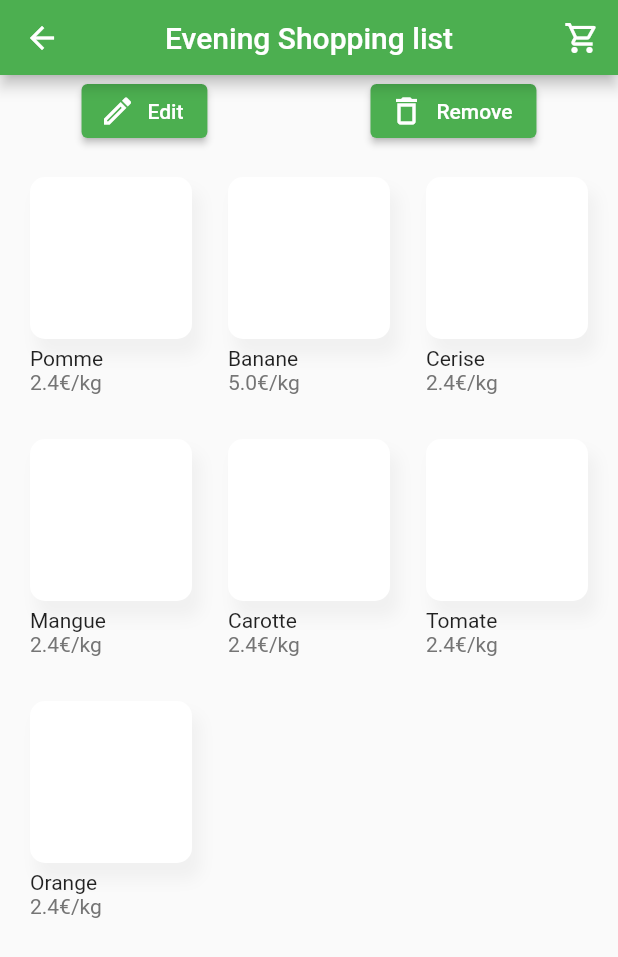
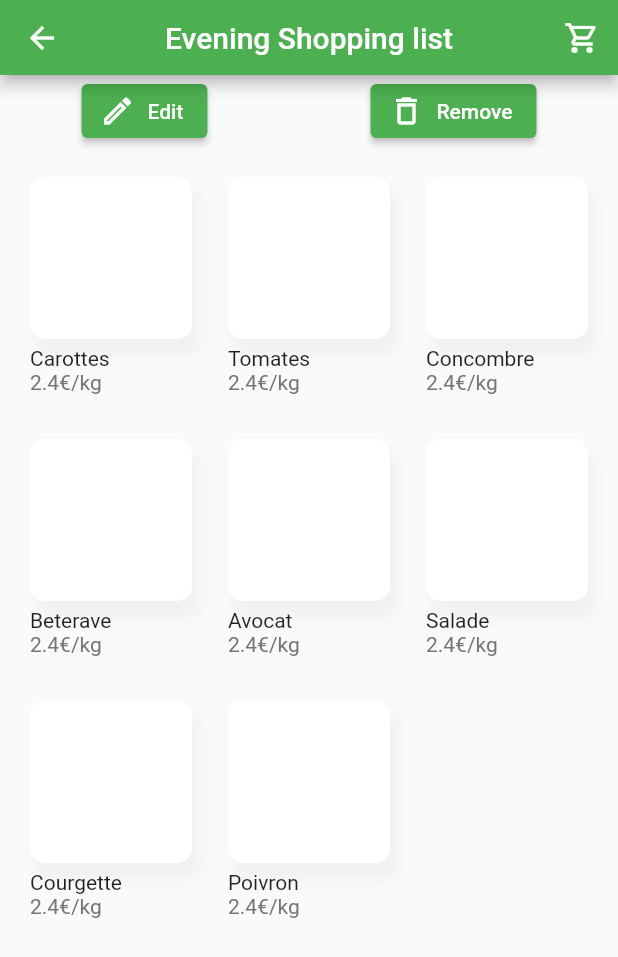
Before and after one commit to antoinebarbier022/app-marche-en-ligne, a Flutter app: the screen it shows after launch, after a tap on an icon or button, on a phone screen of 412 x 824 dp. Shown: the top 957 px of the screen. Run offline on Flutter 3.47's test engine with Material 2 defaults, Android fonts, the phone set to English and light mode, and no system bars; drawn by our look-alikes of badges; our stand-ins replace bloc, firebase_core, flutter_bloc; accounts and stored records are empty.

Commit message:
Ajout de l'affichage des produits des shopping list

```diff
--- a/lib/buisness_logic/bloc/shopping_list_bloc.dart
+++ b/lib/buisness_logic/bloc/shopping_list_bloc.dart
@@ -13,8 +13,8 @@ class ShoppingListBloc extends Bloc<ShoppingListEvent, ShoppingListState> {
   ShoppingListBloc()
       : super(ShoppingListLoadSuccess([
           ShoppingList("Evening Shopping list", [
-            Product("Carotte", 2.4, "Vegetables", "France"),
-            Product("Tomate", 2.4, "Vegetables", "France"),
+            Product("Carottes", 2.4, "Vegetables", "France"),
+            Product("Tomates", 2.4, "Vegetables", "France"),
             Product("Concombre", 2.4, "Vegetables", "Espagne"),
             Product("Beterave", 2.4, "Vegetables", "Espagne"),
             Product("Avocat", 2.4, "Vegetables", "France"),
--- a/lib/view/pages/shoppingList/shopping_list_details_page.dart
+++ b/lib/view/pages/shoppingList/shopping_list_details_page.dart
@@ -1,25 +1,16 @@
 part of '../_pages.dart';
 
 class ShoppingListDetailsPage extends StatelessWidget {
-  ShoppingListDetailsPage({Key? key, required this.title}) : super(key: key);
+  const ShoppingListDetailsPage({Key? key, required this.shoppingList})
+      : super(key: key);
 
-  final String title;
-
-  var list = [
-    Product("Pomme", 2.4, "Popular", "test"),
-    Product("Banane", 5,  "Popular", "test"),
-    Product("Cerise", 2.4,  "Popular", "test"),
-    Product("Mangue", 2.4,  "Popular", "test"),
-    Product("Carotte", 2.4,  "Vegetables", "test"),
-    Product("Tomate", 2.4,  "Vegetables", "test"),
-    Product("Orange", 2.4,  "Popular", "test")
-  ];
+  final ShoppingList shoppingList;
 
   @override
   Widget build(BuildContext context) {
     return Scaffold(
         appBar: AppBarCustom(
-          title: title,
+          title: shoppingList.name,
         ),
         body: SingleChildScrollView(
           child: Column(
@@ -30,29 +21,37 @@ class ShoppingListDetailsPage extends StatelessWidget {
                   ElevatedButton.icon(
                     icon: const Icon(Icons.mode_edit_outline_outlined),
                     label: const Text("Edit"),
-                    onPressed: (){},
+                    onPressed: () {},
                   ),
                   ElevatedButton.icon(
                     icon: const Icon(Icons.delete_outline),
                     label: const Text("Remove"),
-                    onPressed: (){},
+                    onPressed: () {},
                   )
-              ],),
-              SizedBox(
+                ],
+              ),
+              Container(
+                child: shoppingList.products.isEmpty
+                    ? const Center(
+                        child: Text("isEmpty"),
+                      )
+                    : SizedBox(
                         child: GridView.builder(
                           physics: const NeverScrollableScrollPhysics(),
                           shrinkWrap: true,
-                  itemCount: list.length,
+                          itemCount: shoppingList.products.length,
                           padding: const EdgeInsets.all(10),
-                  gridDelegate: const SliverGridDelegateWithFixedCrossAxisCount(
+                          gridDelegate:
+                              const SliverGridDelegateWithFixedCrossAxisCount(
                                   crossAxisCount: 3,
                                   childAspectRatio: 0.75,
                                   crossAxisSpacing: 4.0,
                                   mainAxisSpacing: 4.0),
                           itemBuilder: (BuildContext context, int index) {
                             return ProductItem(
-                        product: list[index]);
+                                product: shoppingList.products[index]);
                           },
+                        ),
                       ),
               ),
             ],
--- a/lib/view/pages/shoppingList/shopping_lists_page.dart
+++ b/lib/view/pages/shoppingList/shopping_lists_page.dart
@@ -43,7 +43,7 @@ class ShoppingListsPage extends StatelessWidget {
                               title: state.list[index].name,
                               listProduct: state.list[index].products,
                               link: ShoppingListDetailsPage(
-                                title: state.list[index].name,
+                                shoppingList: state.list[index],
                               ));
                         },
                         separatorBuilder: (BuildContext context, int index) {
--- a/lib/view/widgets/items/shopping_item_widget.dart
+++ b/lib/view/widgets/items/shopping_item_widget.dart
@@ -3,14 +3,10 @@ part of '../_widgets.dart';
 class ShoppingItem extends StatelessWidget {
   ShoppingItem({
     Key? key,
-    required this.title,
-    required this.color,
-    required this.nbItem,
+    required this.shoppingList,
   }) : super(key: key);
 
-  final String title; // titre de la categorie
-  final Color color;
-  final int nbItem; // list des item de la categorie
+  final ShoppingList shoppingList; // titre de la categorie
 
   @override
   Widget build(BuildContext context) {
@@ -34,36 +30,36 @@ class ShoppingItem extends StatelessWidget {
                 children: [
                   Container(
                   decoration: BoxDecoration(
-                    color: color,
+                    color: Theme.of(context).primaryColorLight,
                     borderRadius: BorderRadius.circular(5),
                   ),
                 ),
                   Container(
                   decoration: BoxDecoration(
-                    color: color,
+                    color: Theme.of(context).primaryColorLight,
                     borderRadius: BorderRadius.circular(5),
                   ),
                 ),
                   Container(
                   decoration: BoxDecoration(
-                    color: color,
+                    color: Theme.of(context).primaryColorLight,
                     borderRadius: BorderRadius.circular(5),
                   ),
                 ),
                   Container(
 
                   decoration: BoxDecoration(
-                    color: color,
+                    color: Theme.of(context).primaryColorLight,
                     borderRadius: BorderRadius.circular(5),
                   ),
-                  child: Center(child: Text("+$nbItem", textAlign: TextAlign.center, style: TextStyle(color: Colors.white, fontWeight: FontWeight.bold), )),
+                  child: Center(child: Text("+${shoppingList.products.length}", textAlign: TextAlign.center, style: TextStyle(color: Colors.white, fontWeight: FontWeight.bold), )),
                 ),
                 ],
               ),
               const SizedBox(
                 height:5,
               ),
-              Text(title),
+              Text(shoppingList.name),
             ],
           )),
       onTap: (){
@@ -71,7 +67,7 @@ class ShoppingItem extends StatelessWidget {
             context,
             CupertinoPageRoute(
                 builder: (context) => ShoppingListDetailsPage(
-                      title: title,
+                      shoppingList: shoppingList,
                     )),
           );
       },
--- a/lib/view/widgets/list_widget.dart
+++ b/lib/view/widgets/list_widget.dart
@@ -99,9 +99,7 @@ class CollectionList extends StatelessWidget {
             itemBuilder: (context, index) {
               if (listShoppingList.isNotEmpty) {
                 return ShoppingItem(
-                  title: listShoppingList[index].name,
-                  color: Theme.of(context).primaryColorLight,
-                  nbItem: listShoppingList[index].products.length,
+                  shoppingList: listShoppingList[index],
                 );
               } else {
                 return ProductItem(
```
Lines whose indentation alone changed are shown as unchanged.
